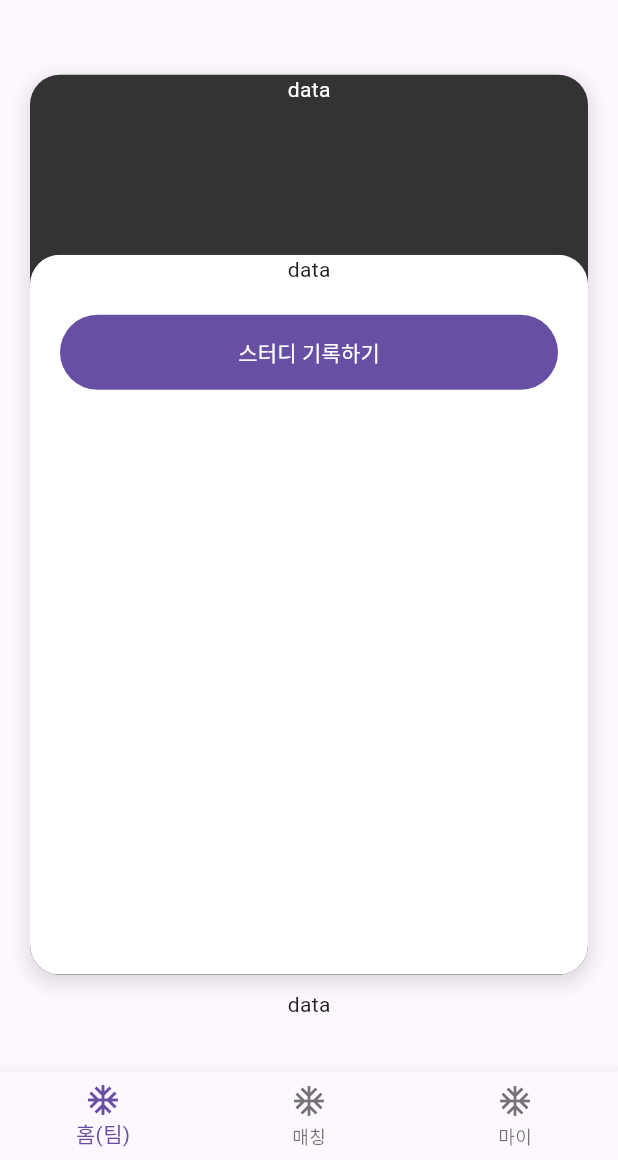
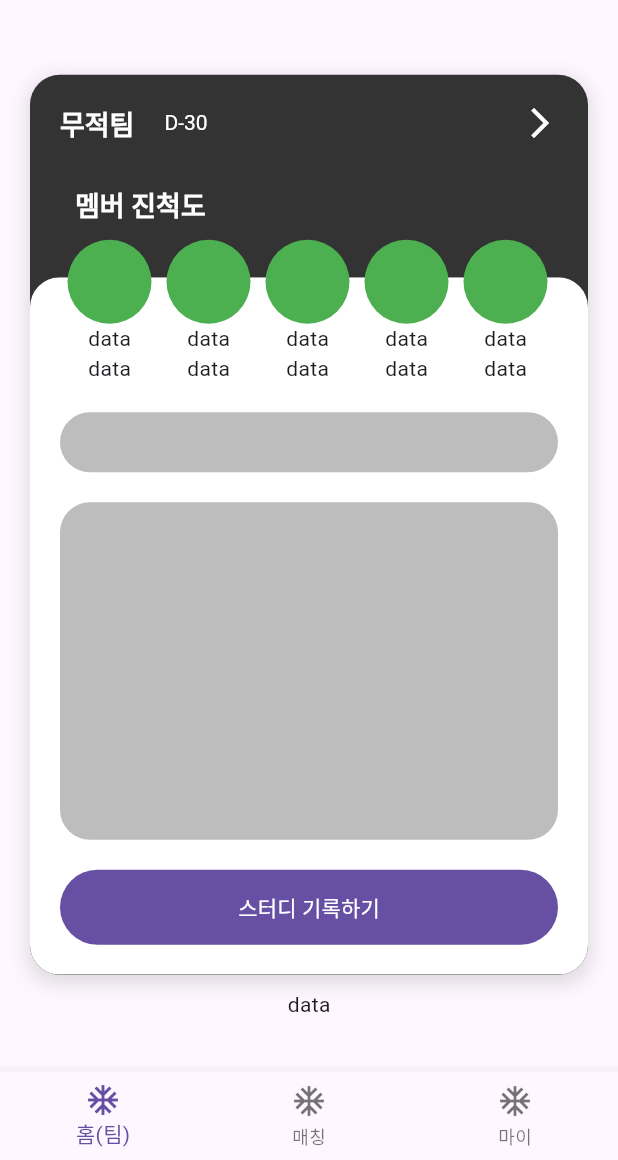
Before and after one commit to LeeHJuu/teamfit, a Flutter app: the HomePage screen opened directly, on a phone screen of 412 x 824 dp, the part 76-1236 px from its top. Run offline on Flutter 3.47's test engine with Material 3 defaults, Android fonts, the phone set to English and light mode, and no system bars; our stand-ins replace cloud_firestore, firebase_auth, firebase_core, firebase_crashlytics, flutter_dotenv, flutter_riverpod and 3 more; accounts and stored records are empty.

Commit message:
feat: HomeTapPage 화면 구현

```diff
--- a/lib/src/data/models/project_recruit_info_dto.dart
+++ b/lib/src/data/models/project_recruit_info_dto.dart
@@ -9,7 +9,6 @@ class ProjectRecruitInfoDto {
   String meetingTime;
   Map<String, int> desiredRoles; // 예: {'디자이너': 2, '개발자': 3}
   List<String> preferredMemberTraits; // 예: ['따뜻한 성격', '1년 이상 경력']
-  String additionalInfo;
 
   ProjectRecruitInfoDto({
     required this.projectId,
@@ -22,7 +21,6 @@ class ProjectRecruitInfoDto {
     required this.meetingTime,
     required this.desiredRoles,
     required this.preferredMemberTraits,
-    required this.additionalInfo,
   });
 
   factory ProjectRecruitInfoDto.fromJson(Map<String, dynamic> json) {
@@ -39,7 +37,6 @@ class ProjectRecruitInfoDto {
       preferredMemberTraits: List<String>.from(
         json['preferredMemberTraits'] ?? [],
       ),
-      additionalInfo: json['additionalInfo'] ?? '',
     );
   }
 
@@ -55,7 +52,6 @@ class ProjectRecruitInfoDto {
       'meetingTime': meetingTime,
       'desiredRoles': desiredRoles,
       'preferredMemberTraits': preferredMemberTraits,
-      'additionalInfo': additionalInfo,
     };
   }
 }
--- a/lib/src/domain/models/project_recruit_info.dart
+++ b/lib/src/domain/models/project_recruit_info.dart
@@ -11,7 +11,6 @@ class ProjectRecruitInfo {
   String meetingTime;
   Map<String, int> desiredRoles;
   List<String> preferredMemberTraits;
-  String additionalInfo;
 
   ProjectRecruitInfo({
     required this.projectId,
@@ -24,7 +23,6 @@ class ProjectRecruitInfo {
     required this.meetingTime,
     required this.desiredRoles,
     required this.preferredMemberTraits,
-    required this.additionalInfo,
   });
 
   factory ProjectRecruitInfo.fromDto(ProjectRecruitInfoDto dto) {
@@ -39,7 +37,6 @@ class ProjectRecruitInfo {
       meetingTime: dto.meetingTime,
       desiredRoles: dto.desiredRoles,
       preferredMemberTraits: dto.preferredMemberTraits,
-      additionalInfo: dto.additionalInfo,
     );
   }
 
@@ -55,7 +52,6 @@ class ProjectRecruitInfo {
       meetingTime: meetingTime,
       desiredRoles: desiredRoles,
       preferredMemberTraits: preferredMemberTraits,
-      additionalInfo: additionalInfo,
     );
   }
 
@@ -70,7 +66,6 @@ class ProjectRecruitInfo {
     String? meetingTime,
     Map<String, int>? desiredRoles,
     List<String>? preferredMemberTraits,
-    String? additionalInfo,
   }) {
     return ProjectRecruitInfo(
       projectId: projectId ?? this.projectId,
@@ -84,7 +79,6 @@ class ProjectRecruitInfo {
       desiredRoles: desiredRoles ?? this.desiredRoles,
       preferredMemberTraits:
           preferredMemberTraits ?? this.preferredMemberTraits,
-      additionalInfo: additionalInfo ?? this.additionalInfo,
     );
   }
 }
--- a/lib/src/presentation/views/home/pages/home_tap_page/home_tap_page.dart
+++ b/lib/src/presentation/views/home/pages/home_tap_page/home_tap_page.dart
@@ -1,12 +1,24 @@
 import 'package:flutter/material.dart';
 import 'package:teamfit/src/presentation/views/home/pages/home_tap_page/widgets/project_preview_box.dart';
+import 'package:teamfit/src/presentation/views/project/project_page.dart';
 
 class HomeTapPage extends StatelessWidget {
   @override
   Widget build(BuildContext context) {
     return Column(
       mainAxisAlignment: MainAxisAlignment.center,
-      children: [ProjectPreviewBox(), Text('data')],
+      children: [
+        GestureDetector(
+          onTap: () {
+            Navigator.push(
+              context,
+              MaterialPageRoute(builder: (context) => ProjectPage()),
+            );
+          },
+          child: ProjectPreviewBox(),
+        ),
+        Text('data'),
+      ],
     );
   }
 }
--- a/lib/src/presentation/views/home/pages/home_tap_page/widgets/project_preview_box.dart
+++ b/lib/src/presentation/views/home/pages/home_tap_page/widgets/project_preview_box.dart
@@ -1,6 +1,9 @@
 import 'package:flutter/material.dart';
 import 'package:teamfit/src/config/theme/custom_color.dart';
+import 'package:teamfit/src/config/theme/custom_text.dart';
+import 'package:teamfit/src/presentation/views/home/pages/home_tap_page/widgets/project_preview_title.dart';
 import 'package:teamfit/src/presentation/views/home/pages/home_tap_page/widgets/project_schedule_preview_box.dart';
+import 'package:teamfit/src/presentation/views/home/pages/home_tap_page/widgets/team_member_progress_icon.dart';
 
 class ProjectPreviewBox extends StatelessWidget {
   const ProjectPreviewBox({super.key});
@@ -26,10 +29,43 @@ class ProjectPreviewBox extends StatelessWidget {
       child: ClipRRect(
         borderRadius: BorderRadius.circular(20),
         child: Column(
+          crossAxisAlignment: CrossAxisAlignment.start,
           children: [
-            Text('data', style: TextStyle(color: Colors.white)),
-            SizedBox(height: 100),
-            Expanded(child: ProjectSchedulePreviewBox()),
+            ProjectPreviewTitle(),
+            Padding(
+              padding: const EdgeInsets.symmetric(horizontal: 30, vertical: 10),
+              child: Text(
+                '멤버 진척도',
+                style: CustomText.Title_S.copyWith(color: Colors.white),
+              ),
+            ),
+            Expanded(
+              child: Stack(
+                children: [
+                  Column(
+                    children: [
+                      SizedBox(height: 25),
+                      Expanded(child: ProjectSchedulePreviewBox()),
+                    ],
+                  ),
+                  Positioned(
+                    // top: 0,
+                    child: Padding(
+                      padding: const EdgeInsets.symmetric(horizontal: 20),
+                      child: Row(
+                        children: [
+                          TeamMemberProgressIcon(),
+                          TeamMemberProgressIcon(),
+                          TeamMemberProgressIcon(),
+                          TeamMemberProgressIcon(),
+                          TeamMemberProgressIcon(),
+                        ],
+                      ),
+                    ),
+                  ),
+                ],
+              ),
+            ),
           ],
         ),
       ),
--- /dev/null
+++ b/lib/src/presentation/views/home/pages/home_tap_page/widgets/project_preview_title.dart
@@ -0,0 +1,29 @@
+import 'package:flutter/material.dart';
+import 'package:teamfit/src/config/theme/custom_text.dart';
+
+class ProjectPreviewTitle extends StatelessWidget {
+  const ProjectPreviewTitle({super.key});
+
+  @override
+  Widget build(BuildContext context) {
+    return Padding(
+      padding: const EdgeInsets.all(20),
+      child: Row(
+        crossAxisAlignment: CrossAxisAlignment.center,
+        children: [
+          Text('무적팀', style: CustomText.Title_S.copyWith(color: Colors.white)),
+          SizedBox(width: 20),
+          Text(
+            'D-30',
+            style: CustomText.Body_Light_M.copyWith(color: Colors.white),
+          ),
+          Spacer(),
+          GestureDetector(
+            onTap: () {},
+            child: Icon(Icons.arrow_forward_ios, color: Colors.white),
+          ),
+        ],
+      ),
+    );
+  }
+}
--- /dev/null
+++ b/lib/src/presentation/views/home/pages/home_tap_page/widgets/project_schedule_preview.dart
@@ -0,0 +1,20 @@
+import 'package:flutter/material.dart';
+
+class ProjectSchedulePreview extends StatelessWidget {
+  const ProjectSchedulePreview({super.key});
+
+  @override
+  Widget build(BuildContext context) {
+    return Expanded(
+      child: Container(
+        margin: EdgeInsets.symmetric(horizontal: 20),
+        // height: 200,
+        width: double.infinity,
+        decoration: BoxDecoration(
+          borderRadius: BorderRadius.circular(20),
+          color: Colors.black26,
+        ),
+      ),
+    );
+  }
+}
--- a/lib/src/presentation/views/home/pages/home_tap_page/widgets/project_schedule_preview_box.dart
+++ b/lib/src/presentation/views/home/pages/home_tap_page/widgets/project_schedule_preview_box.dart
@@ -1,4 +1,5 @@
 import 'package:flutter/material.dart';
+import 'package:teamfit/src/presentation/views/home/pages/home_tap_page/widgets/project_schedule_preview.dart';
 import 'package:teamfit/src/presentation/widgets/rounded_container.dart';
 
 class ProjectSchedulePreviewBox extends StatelessWidget {
@@ -10,7 +11,9 @@ class ProjectSchedulePreviewBox extends StatelessWidget {
       background: Colors.white,
       body: Column(
         children: [
-          Text('data'),
+          SizedBox(height: 70),
+          _leftScheduleAlarm(),
+          ProjectSchedulePreview(),
           Padding(
             padding: const EdgeInsets.all(20),
             child: SizedBox(
@@ -23,4 +26,16 @@ class ProjectSchedulePreviewBox extends StatelessWidget {
       ),
     );
   }
+
+  Container _leftScheduleAlarm() {
+    return Container(
+      margin: EdgeInsets.all(20),
+      height: 40,
+      width: double.infinity,
+      decoration: BoxDecoration(
+        borderRadius: BorderRadius.circular(20),
+        color: Colors.black26,
+      ),
+    );
+  }
 }
--- /dev/null
+++ b/lib/src/presentation/views/home/pages/home_tap_page/widgets/team_member_progress_icon.dart
@@ -0,0 +1,24 @@
+import 'package:flutter/material.dart';
+
+class TeamMemberProgressIcon extends StatelessWidget {
+  const TeamMemberProgressIcon({super.key});
+
+  @override
+  Widget build(BuildContext context) {
+    return Column(
+      children: [
+        Container(
+          margin: EdgeInsets.symmetric(horizontal: 5),
+          width: 56,
+          height: 56,
+          decoration: BoxDecoration(
+            borderRadius: BorderRadius.circular(50),
+            color: Colors.green,
+          ),
+        ),
+        Text('data'),
+        Text('data'),
+      ],
+    );
+  }
+}
```
